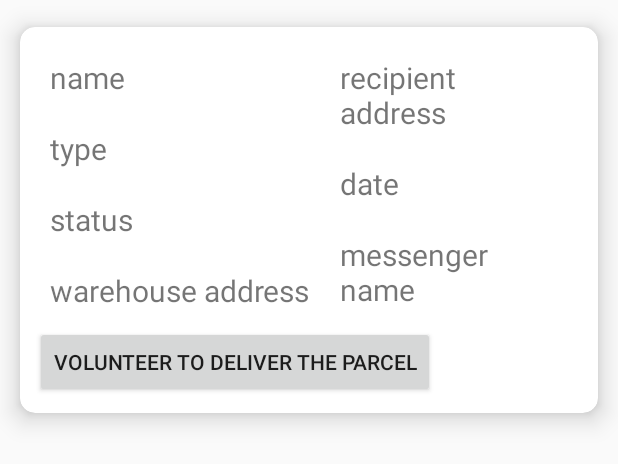
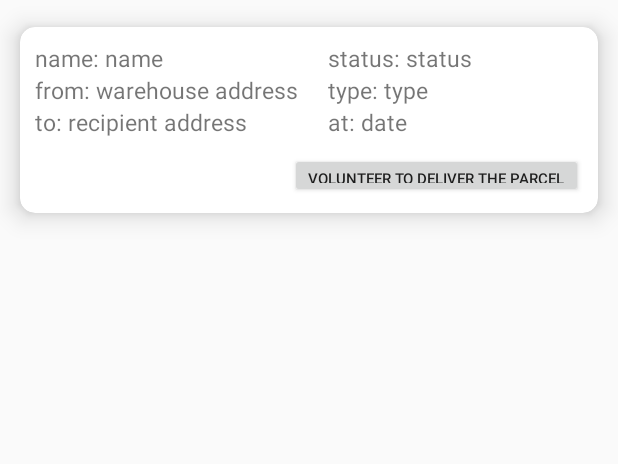
Before and after one commit to YB5/socialParcelDistribution_user, an Android app: the layout messenger_parcel_cell.xml on its own in the app's theme, with its tools: preview values and no code run, on a phone screen of 412 x 824 dp. Shown: the top 464 px of the screen. Run offline under Robolectric (Android 15) with nearby library versions, the phone set to English and light mode, and no system bars.

Commit message:
עיצוב של messengers cell

```diff
--- a/app/src/main/java/com/example/socialparceldistribution_user/ui/suggested_parcels/MessengerRecyclerViewAdapter.java
+++ b/app/src/main/java/com/example/socialparceldistribution_user/ui/suggested_parcels/MessengerRecyclerViewAdapter.java
@@ -48,7 +48,6 @@ public class MessengerRecyclerViewAdapter extends RecyclerView.Adapter<Messenger
         TextView recipientAddress;
         TextView warehouseAddress;
         TextView date;
-        TextView messengerName;
         final Button volunteer_bt;
 
 
@@ -61,7 +60,6 @@ public class MessengerRecyclerViewAdapter extends RecyclerView.Adapter<Messenger
             recipientAddress = itemView.findViewById(R.id.recipientAddressTv);
             warehouseAddress = itemView.findViewById(R.id.warehouseAddressTv);
             date = itemView.findViewById(R.id.date_tv);
-            messengerName = itemView.findViewById(R.id.messenger_name_tv);
             volunteer_bt=itemView.findViewById(R.id.bt_volunteer);
             volunteer_bt.setOnClickListener(new View.OnClickListener() {
                 @Override
--- a/app/src/main/java/com/example/socialparceldistribution_user/ui/user_parcels/UserRecyclerViewAdapter.java
+++ b/app/src/main/java/com/example/socialparceldistribution_user/ui/user_parcels/UserRecyclerViewAdapter.java
@@ -58,7 +58,6 @@ public class UserRecyclerViewAdapter extends RecyclerView.Adapter<UserRecyclerVi
             recipientAddress = itemView.findViewById(R.id.recipientAddressTv);
             warehouseAddress = itemView.findViewById(R.id.warehouseAddressTv);
             date = itemView.findViewById(R.id.date_tv);
-            messengerName = itemView.findViewById(R.id.messenger_name_tv);
             seeSuggestions = itemView.findViewById(R.id.bt_see_suggestions);
             seeSuggestions.setOnClickListener(new View.OnClickListener() {
                 @Override
--- a/app/src/main/res/layout/messenger_parcel_cell.xml
+++ b/app/src/main/res/layout/messenger_parcel_cell.xml
@@ -8,53 +8,81 @@
     app:cardElevation="10dp"
     app:cardUseCompatPadding="true"
     app:contentPadding="10dp">
+
     <LinearLayout
         android:layout_width="match_parent"
         android:layout_height="match_parent"
-    android:orientation="vertical"
-    >
+        android:orientation="vertical">
 
 
         <LinearLayout
             android:layout_width="wrap_content"
             android:layout_height="match_parent"
-        android:layout_gravity="center"
             android:orientation="horizontal">
+
             <LinearLayout
                 android:layout_width="match_parent"
                 android:layout_height="wrap_content"
                 android:orientation="vertical">
+
+                <LinearLayout
+                    android:layout_width="wrap_content"
+                    android:layout_height="wrap_content">
+                    <TextView
+                        android:layout_width="wrap_content"
+                        android:layout_height="wrap_content"
+                        android:text="name: "
+                        android:textSize="15sp"/>
+
                     <TextView
                         android:id="@+id/recipient_name_tv"
                         android:layout_width="wrap_content"
                         android:layout_height="wrap_content"
-            android:layout_margin="10dp"
+
                         android:text="name"
-            android:textSize="20sp" />
+                        android:textSize="15sp" />
+                </LinearLayout>
+
+                <LinearLayout
+                    android:layout_width="wrap_content"
+                    android:layout_height="wrap_content">
+                    <TextView
+                        android:layout_width="wrap_content"
+                        android:layout_height="wrap_content"
+                        android:text="from: "
+                        android:textSize="15sp"/>
+
+                    <TextView
+                        android:id="@+id/warehouseAddressTv"
+                        android:text="warehouse address"
+                        android:layout_width="wrap_content"
+                        android:layout_height="wrap_content"
+                        android:textSize="15sp" />
+                </LinearLayout>
+
+                <LinearLayout
+                    android:layout_width="wrap_content"
+                    android:layout_height="wrap_content">
+                    <TextView
+                        android:layout_width="wrap_content"
+                        android:layout_height="wrap_content"
+                        android:text="to: "
+                        android:textSize="15sp"/>
+
+                    <TextView
+                        android:id="@+id/recipientAddressTv"
+                        android:text="recipient address"
+                        android:layout_width="wrap_content"
+                        android:layout_height="wrap_content"
+                        android:textSize="15sp" />
+                </LinearLayout>
 
 
-    <TextView
-            android:id="@+id/type_tv"
-            android:layout_width="wrap_content"
-            android:layout_height="wrap_content"
-            android:layout_margin="10dp"
-            android:text="type"
-            android:textSize="20sp" />
 
-    <TextView
-        android:id="@+id/status_tv"
-        android:layout_width="wrap_content"
-        android:layout_height="wrap_content"
-        android:layout_margin="10dp"
-        android:text="status"
-        android:textSize="20sp" />
-    <TextView
-        android:id="@+id/warehouseAddressTv"
-        android:layout_width="wrap_content"
-        android:layout_height="wrap_content"
-        android:layout_margin="10dp"
-        android:text="warehouse address"
-        android:textSize="20sp" />
+
+
+
+
 
 
             </LinearLayout>
@@ -62,45 +90,76 @@
             <LinearLayout
                 android:layout_width="match_parent"
                 android:layout_height="wrap_content"
-        android:orientation="vertical">
+                android:orientation="vertical"
+                android:layout_marginStart="20dp">
+
+                <LinearLayout
+                    android:layout_width="wrap_content"
+                    android:layout_height="wrap_content">
                     <TextView
-            android:id="@+id/recipientAddressTv"
                         android:layout_width="wrap_content"
                         android:layout_height="wrap_content"
-            android:layout_margin="10dp"
-            android:text="recipient address"
-            android:textSize="20sp" />
+                        android:text="status: "
+                        android:textSize="15sp"/>
+
+                    <TextView
+                        android:id="@+id/status_tv"
+                        android:text="status"
+                        android:layout_width="wrap_content"
+                        android:layout_height="wrap_content"
+                        android:textSize="15sp" />
+                </LinearLayout>
+
+                <LinearLayout
+                    android:layout_width="wrap_content"
+                    android:layout_height="wrap_content">
+                    <TextView
+                        android:layout_width="wrap_content"
+                        android:layout_height="wrap_content"
+                        android:text="type: "
+                        android:textSize="15sp"/>
+
+                    <TextView
+                        android:id="@+id/type_tv"
+                        android:text="type"
+                        android:layout_width="wrap_content"
+                        android:layout_height="wrap_content"
+                        android:textSize="15sp" />
+                </LinearLayout>
+
+                <LinearLayout
+                    android:layout_width="wrap_content"
+                    android:layout_height="wrap_content">
+                    <TextView
+                        android:layout_width="wrap_content"
+                        android:layout_height="wrap_content"
+                        android:text="at: "
+                        android:textSize="15sp"/>
 
                     <TextView
                         android:id="@+id/date_tv"
+                        android:text="date"
                         android:layout_width="wrap_content"
                         android:layout_height="wrap_content"
-            android:layout_margin="10dp"
-            android:text="date"
-            android:textSize="20sp" />
-
-        <TextView
-            android:id="@+id/messenger_name_tv"
-            android:layout_width="wrap_content"
-            android:layout_height="wrap_content"
-            android:layout_margin="10dp"
-            android:text="messenger name"
-            android:textSize="20sp" />
+                        android:textSize="15sp" />
+                </LinearLayout>
 
             </LinearLayout>
         </LinearLayout>
 
         <LinearLayout
-        android:layout_width="wrap_content"
+            android:layout_width="match_parent"
             android:layout_height="wrap_content"
-        android:orientation="horizontal">
+            android:orientation="horizontal"
+            android:gravity="end"
+            android:layout_marginTop="10dp">
 
             <Button
                 android:layout_width="wrap_content"
-            android:layout_height="wrap_content"
+                android:layout_height="30dp"
                 android:text="@string/suggestOption"
+                android:textSize="10sp"
                 android:id="@+id/bt_volunteer"/>
-
 
         </LinearLayout>
 
```
Lines whose indentation alone changed are shown as unchanged.
